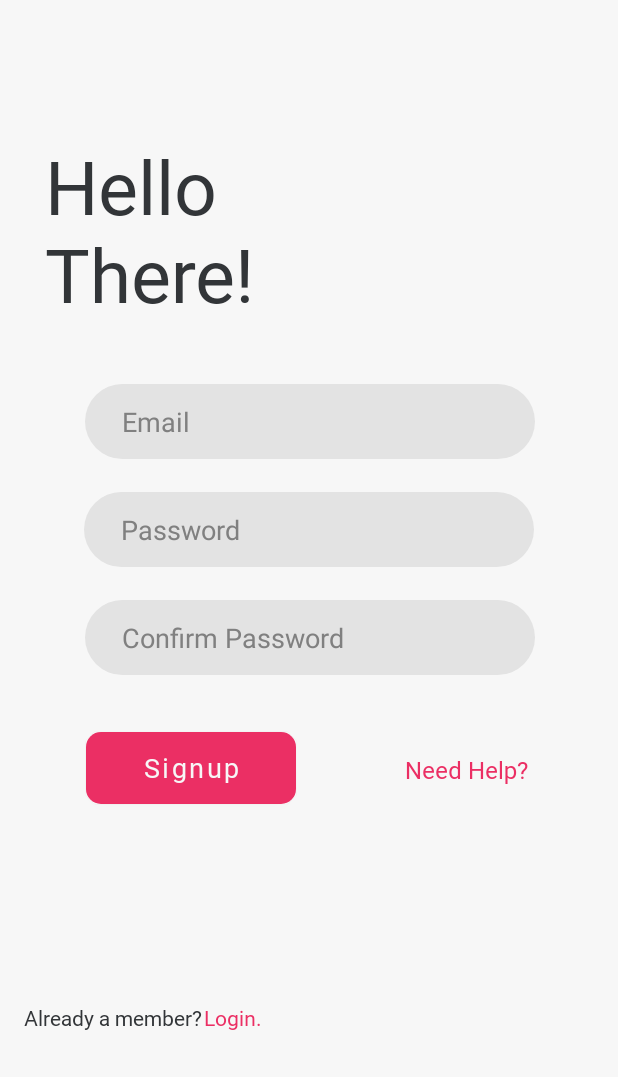
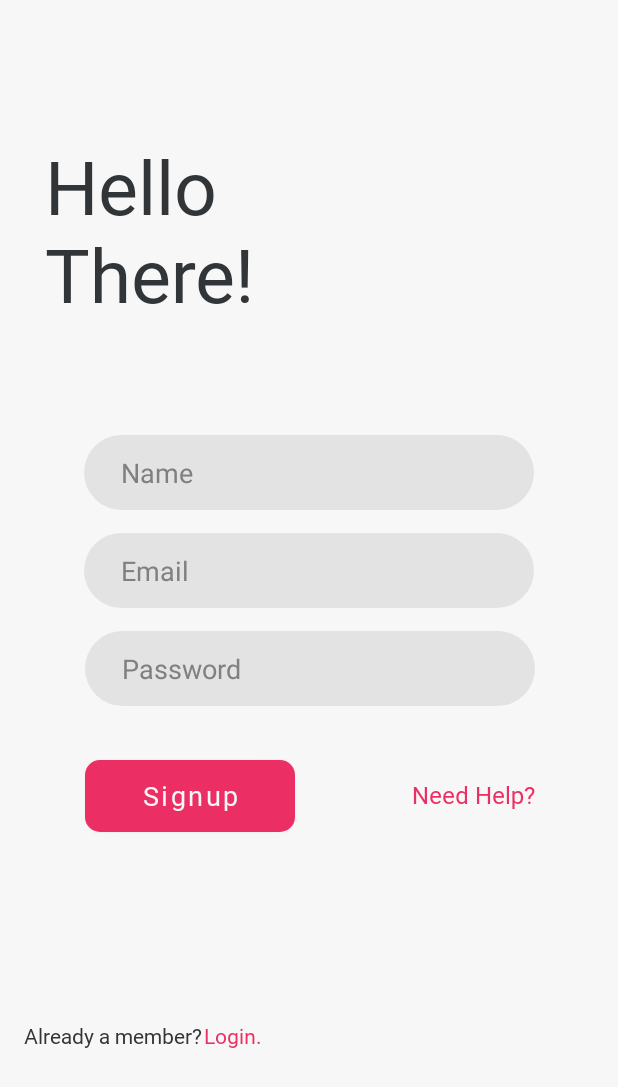
Before and after one commit to Siddhant043/ProperPrep, an Android app: the layout activity_register.xml on its own in the app's theme, with its tools: preview values and no code run, on a phone screen of 412 x 824 dp. Shown: the top 1087 px of the screen. Run offline under Robolectric (Android 15) with nearby library versions, the phone set to English and light mode, and no system bars.

Commit message:
Binding done in RegisterActivity and activity_register.xml optimised.

```diff
--- a/app/src/main/AndroidManifest.xml
+++ b/app/src/main/AndroidManifest.xml
@@ -13,9 +13,9 @@
         <activity android:name=".LoginActivity" />
         <activity android:name=".ItemTopicsActivity" />
         <activity android:name=".SignoutActivity" />
-        <activity android:name=".RegisterActivity" />
+        <activity android:name=".QuizActivity" />
         <activity android:name=".MainActivity" />
-        <activity android:name=".QuizActivity">
+        <activity android:name=".RegisterActivity">
             <intent-filter>
                 <action android:name="android.intent.action.MAIN" />
 
--- a/app/src/main/res/layout/activity_register.xml
+++ b/app/src/main/res/layout/activity_register.xml
@@ -4,24 +4,97 @@
     xmlns:tools="http://schemas.android.com/tools"
     android:layout_width="match_parent"
     android:layout_height="match_parent"
+    android:background="@color/primary_white"
     tools:context=".RegisterActivity">
+
     <androidx.constraintlayout.widget.ConstraintLayout
         android:layout_width="match_parent"
         android:layout_height="match_parent"
-    android:background="@color/primary_white"
-    >
+        android:background="@color/primary_white">
 
         ]
+
+        <TextView
+            android:id="@+id/textView2"
+            android:layout_width="170dp"
+            android:layout_height="130dp"
+            android:layout_marginStart="30dp"
+            android:layout_marginLeft="30dp"
+            android:layout_marginTop="90dp"
+            android:fontFamily="@font/semibold"
+            android:text="Hello There!"
+            android:textColor="@color/primary_black"
+            android:textSize="50sp"
+            app:layout_constraintStart_toStartOf="parent"
+            app:layout_constraintTop_toTopOf="parent" />
+
+        <EditText
+            android:id="@+id/nameViewSignup"
+            android:layout_width="300dp"
+            android:layout_height="50dp"
+            android:layout_marginStart="99dp"
+            android:layout_marginLeft="99dp"
+            android:layout_marginTop="70dp"
+            android:layout_marginEnd="99dp"
+            android:layout_marginRight="99dp"
+            android:background="@drawable/input_field"
+            android:ems="10"
+            android:gravity="center_vertical"
+            android:hint="Name"
+            android:inputType="textPersonName"
+            android:textColor="@color/primary_black"
+            android:textColorHint="@color/hint_grey"
+            android:textSize="18sp"
+            app:layout_constraintEnd_toEndOf="parent"
+            app:layout_constraintHorizontal_bias="0.505"
+            app:layout_constraintStart_toStartOf="parent"
+            app:layout_constraintTop_toBottomOf="@+id/textView2" />
+
+        <EditText
+            android:id="@+id/emailTextSignup"
+            android:layout_width="300dp"
+            android:layout_height="50dp"
+            android:layout_marginStart="99dp"
+            android:layout_marginLeft="99dp"
+            android:layout_marginTop="15dp"
+            android:layout_marginEnd="99dp"
+            android:layout_marginRight="99dp"
+            android:background="@drawable/input_field"
+            android:ems="10"
+            android:hint="Email"
+            android:inputType="textPersonName"
+            android:textColor="@color/primary_black"
+            android:textColorHint="@color/hint_grey"
+            app:layout_constraintEnd_toEndOf="parent"
+            app:layout_constraintHorizontal_bias="0.505"
+            app:layout_constraintStart_toStartOf="parent"
+            app:layout_constraintTop_toBottomOf="@+id/nameViewSignup" />
+
+        <EditText
+            android:id="@+id/passwordTextSignup"
+            android:layout_width="300dp"
+            android:layout_height="50dp"
+            android:layout_marginStart="99dp"
+            android:layout_marginLeft="99dp"
+            android:layout_marginTop="15dp"
+            android:layout_marginEnd="99dp"
+            android:layout_marginRight="99dp"
+            android:background="@drawable/input_field"
+            android:ems="10"
+            android:hint="Password"
+            android:inputType="textPassword"
+            android:textColor="@color/primary_black"
+            android:textColorHint="@color/hint_grey"
+            app:layout_constraintEnd_toEndOf="parent"
+            app:layout_constraintHorizontal_bias="0.494"
+            app:layout_constraintStart_toStartOf="parent"
+            app:layout_constraintTop_toBottomOf="@+id/emailTextSignup" />
 
         <Button
             android:id="@+id/submitSignupButton"
             android:layout_width="140dp"
             android:layout_height="60dp"
-            android:layout_marginStart="54dp"
-            android:layout_marginLeft="54dp"
-            android:layout_marginTop="32dp"
-            android:layout_marginEnd="212dp"
-            android:layout_marginRight="212dp"
+            android:layout_marginTop="30dp"
             android:fontFamily="@font/regular"
             android:text="Signup"
             android:textAllCaps="false"
@@ -29,95 +102,26 @@
             android:textSize="18sp"
             app:backgroundTint="@color/primary_red"
             app:cornerRadius="10sp"
-            app:layout_constraintEnd_toEndOf="parent"
-            app:layout_constraintStart_toStartOf="parent"
-            app:layout_constraintTop_toBottomOf="@+id/confirmPasswordTextSignup" />
-
-        <EditText
-            android:id="@+id/passwordTextSignup"
-            android:layout_width="300dp"
-            android:layout_height="50dp"
-            android:layout_marginStart="99dp"
-            android:layout_marginLeft="99dp"
-            android:layout_marginEnd="99dp"
-            android:layout_marginRight="99dp"
-            android:layout_marginBottom="340dp"
-            android:background="@drawable/input_field"
-            android:ems="10"
-            android:hint="Password"
-            android:inputType="textPassword"
-            android:textColor="@color/primary_black"
-            android:textColorHint="@color/hint_grey"
-            app:layout_constraintBottom_toBottomOf="parent"
-            app:layout_constraintEnd_toEndOf="parent"
-            app:layout_constraintHorizontal_bias="0.505"
-            app:layout_constraintStart_toStartOf="parent" />
-
-        <EditText
-            android:id="@+id/confirmPasswordTextSignup"
-            android:layout_width="300dp"
-            android:layout_height="50dp"
-            android:layout_marginStart="99dp"
-            android:layout_marginLeft="99dp"
-            android:layout_marginTop="22dp"
-            android:layout_marginEnd="99dp"
-            android:layout_marginRight="99dp"
-            android:layout_marginBottom="268dp"
-            android:background="@drawable/input_field"
-            android:ems="10"
-            android:hint="Confirm Password"
-            android:inputType="textPassword"
-            android:textColor="@color/primary_black"
-            android:textColorHint="@color/hint_grey"
-            app:layout_constraintBottom_toBottomOf="parent"
-            app:layout_constraintEnd_toEndOf="parent"
-            app:layout_constraintHorizontal_bias="0.494"
-            app:layout_constraintStart_toStartOf="parent"
+            app:layout_constraintStart_toStartOf="@+id/passwordTextSignup"
             app:layout_constraintTop_toBottomOf="@+id/passwordTextSignup" />
 
-        <EditText
-            android:id="@+id/emailTextSingup"
-            android:layout_width="300dp"
-            android:layout_height="50dp"
-            android:layout_marginStart="99dp"
-            android:layout_marginLeft="99dp"
-            android:layout_marginEnd="99dp"
-            android:layout_marginRight="99dp"
-            android:layout_marginBottom="22dp"
-            android:background="@drawable/input_field"
-            android:ems="10"
-            android:hint="Email"
-            android:inputType="textPersonName"
-            android:textColor="@color/primary_black"
-            android:textColorHint="@color/hint_grey"
-            app:layout_constraintBottom_toTopOf="@+id/passwordTextSignup"
-            app:layout_constraintEnd_toEndOf="parent"
-            app:layout_constraintHorizontal_bias="0.494"
-            app:layout_constraintStart_toStartOf="parent" />
+        <TextView
+            android:id="@+id/needHelpTextView"
+            android:layout_width="wrap_content"
+            android:layout_height="wrap_content"
+            android:layout_marginStart="38dp"
+            android:layout_marginLeft="38dp"
+            android:layout_marginTop="48dp"
+            android:fontFamily="@font/thin"
+            android:text="Need Help?"
+            android:textColor="@color/primary_red"
+            android:textSize="16sp"
+            app:layout_constraintEnd_toEndOf="@+id/passwordTextSignup"
+            app:layout_constraintStart_toEndOf="@+id/submitLoginButton"
+            app:layout_constraintTop_toBottomOf="@+id/passwordTextSignup" />
 
         <TextView
-            android:id="@+id/textView2"
-            android:layout_width="0dp"
-            android:layout_height="130dp"
-            android:layout_marginStart="30dp"
-            android:layout_marginLeft="30dp"
-            android:layout_marginTop="90dp"
-            android:layout_marginEnd="115dp"
-            android:layout_marginRight="115dp"
-            android:layout_marginBottom="36dp"
-            android:fontFamily="@font/semibold"
-            android:text="Hello There!"
-            android:textColor="@color/primary_black"
-            android:textSize="50sp"
-            app:layout_constraintBottom_toTopOf="@+id/emailTextSingup"
-            app:layout_constraintEnd_toEndOf="parent"
-            app:layout_constraintHorizontal_bias="0.0"
-            app:layout_constraintStart_toStartOf="parent"
-            app:layout_constraintTop_toTopOf="parent"
-            app:layout_constraintVertical_bias="0.0" />
-
-    <TextView
-        android:id="@+id/registerButton"
+            android:id="@+id/loginButton"
             android:layout_width="wrap_content"
             android:layout_height="wrap_content"
             android:layout_marginStart="1dp"
@@ -131,37 +135,19 @@
             app:layout_constraintStart_toEndOf="@+id/textView" />
 
         <TextView
-            android:id="@+id/needHelpTextView"
-            android:layout_width="wrap_content"
-            android:layout_height="wrap_content"
-            android:layout_marginStart="38dp"
-            android:layout_marginLeft="38dp"
-            android:layout_marginTop="52dp"
-            android:layout_marginEnd="60dp"
-            android:layout_marginRight="60dp"
-            android:layout_marginBottom="194dp"
-            android:fontFamily="@font/thin"
-            android:text="Need Help?"
-            android:textColor="@color/primary_red"
-            android:textSize="16sp"
-            app:layout_constraintBottom_toBottomOf="parent"
-            app:layout_constraintEnd_toEndOf="parent"
-            app:layout_constraintHorizontal_bias="0.487"
-            app:layout_constraintStart_toEndOf="@+id/submitLoginButton"
-            app:layout_constraintTop_toBottomOf="@+id/confirmPasswordTextSignup" />
-
-    <TextView
             android:id="@+id/textView"
             android:layout_width="wrap_content"
             android:layout_height="wrap_content"
             android:layout_marginStart="16dp"
             android:layout_marginLeft="16dp"
+            android:layout_marginTop="120dp"
             android:layout_marginBottom="30dp"
             android:fontFamily="@font/light"
             android:text="Already a member?"
             android:textColor="@color/primary_black"
             app:layout_constraintBottom_toBottomOf="parent"
-        app:layout_constraintStart_toStartOf="parent" />
+            app:layout_constraintStart_toStartOf="parent"
+            app:layout_constraintTop_toBottomOf="@+id/submitSignupButton" />
 
     </androidx.constraintlayout.widget.ConstraintLayout>
 </ScrollView>
```
Also changed, not shown: app/src/main/java/com/example/properprepapp/RegisterActivity.java (+23 -42 lines). Lines whose indentation alone changed are shown as unchanged.
